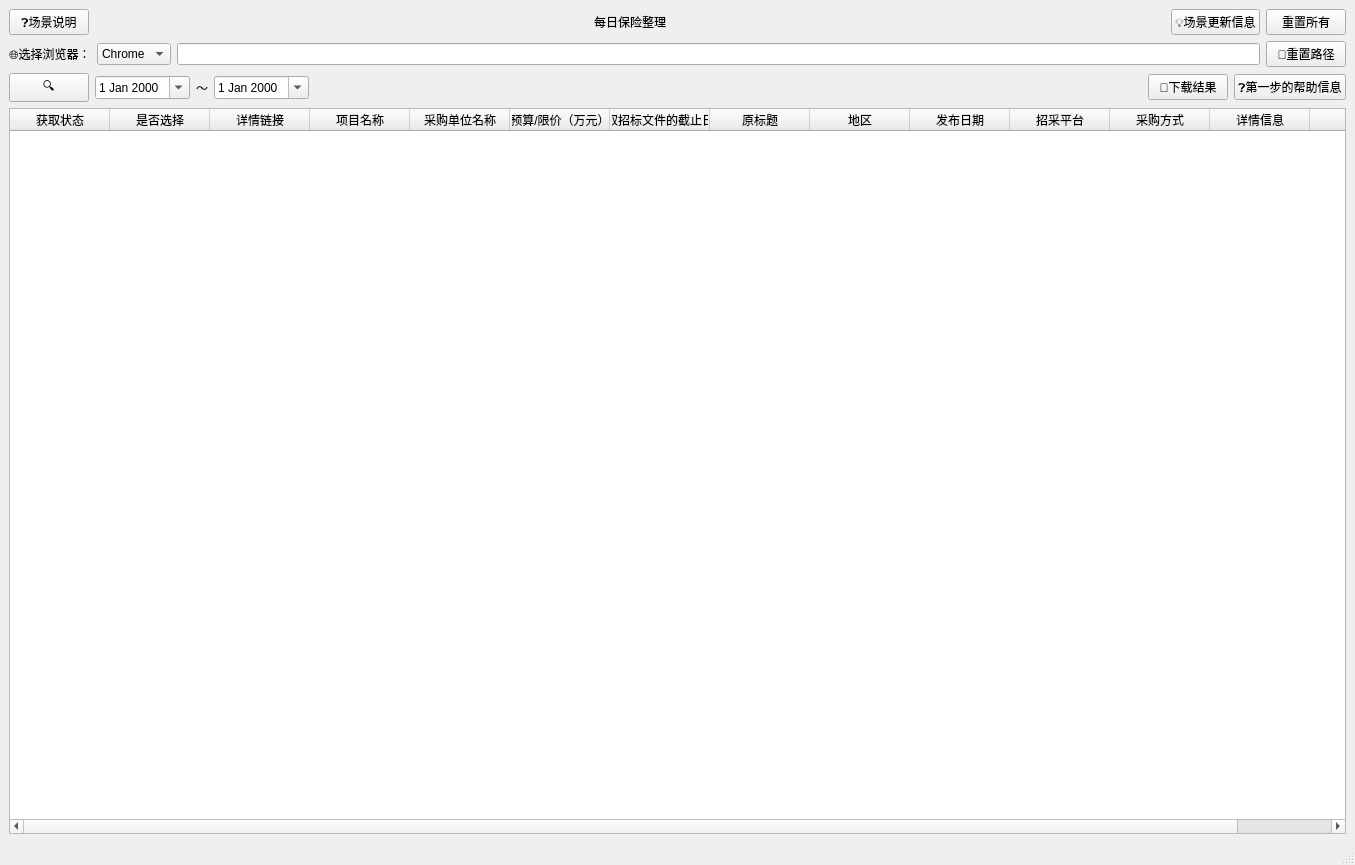
First picture: the form in lwx_project/client/ui/daily_baoxian.ui, repository Cookie-HOO/lwx_project, before the edit.
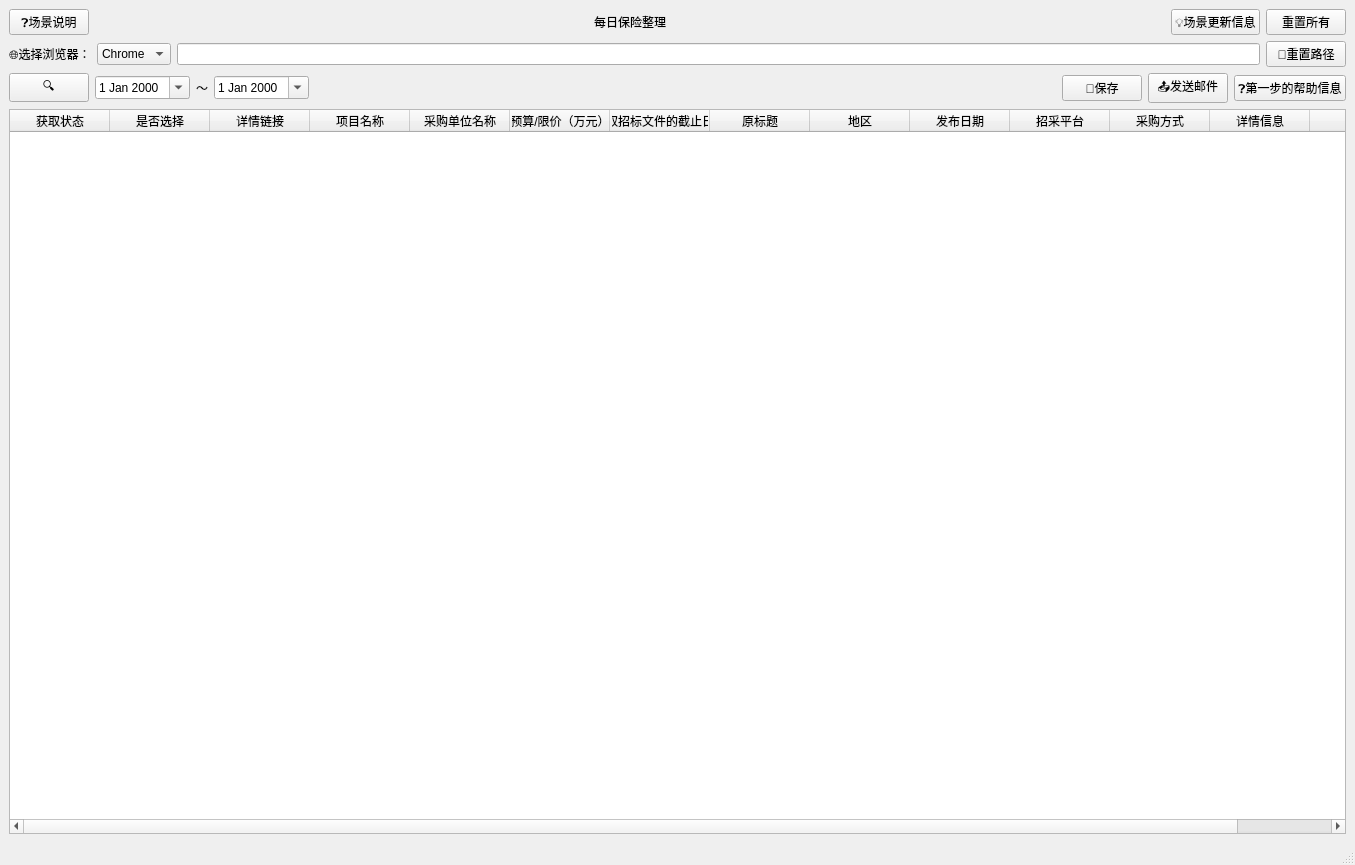
Second picture: the form after the edit.

```diff
--- a/lwx_project/client/ui/daily_baoxian.ui
+++ b/lwx_project/client/ui/daily_baoxian.ui
@@ -166,7 +166,14 @@
       <item>
        <widget class="QPushButton" name="download_file_button">
         <property name="text">
-         <string>📄下载结果</string>
+         <string>💾保存</string>
+        </property>
+       </widget>
+      </item>
+      <item>
+       <widget class="QPushButton" name="send_file_button">
+        <property name="text">
+         <string>📤发送邮件</string>
         </property>
        </widget>
       </item>
```
Left out of the diff: 2 changed lines with no effect on the pictures.
